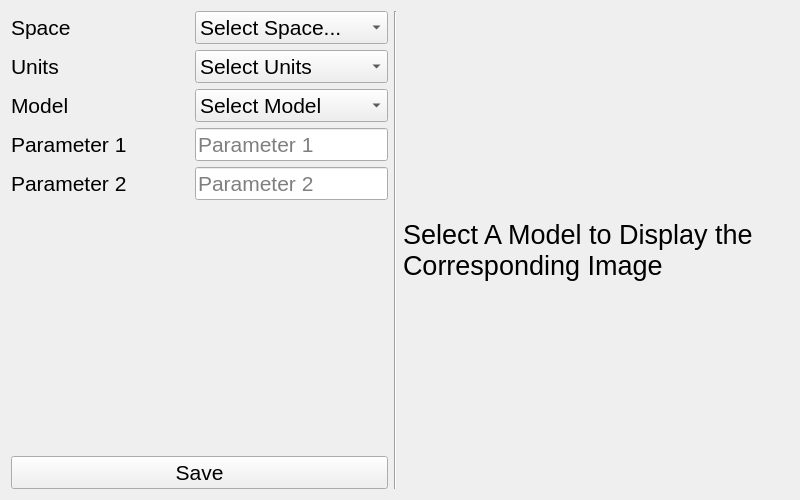
aligoodarz/simpleDialogUsingForms, file widget.ui: the form before one commit.
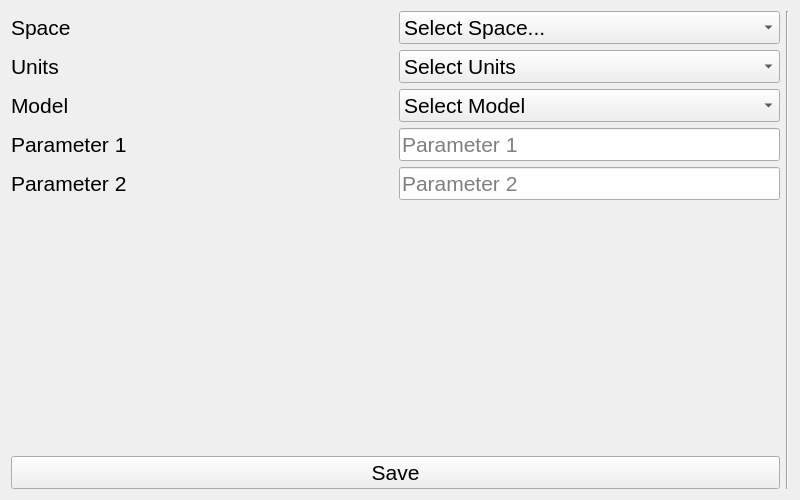
The form after the commit.

Commit message:
Added Scene and View
Added scene and view to the horizontal layout to be displayed

The edit to the form file:
```diff
--- a/widget.ui
+++ b/widget.ui
@@ -246,30 +246,6 @@
      </item>
     </layout>
    </item>
-   <item>
-    <widget class="QLabel" name="orientationPictureLabel">
-     <property name="sizePolicy">
-      <sizepolicy hsizetype="Expanding" vsizetype="Preferred">
-       <horstretch>0</horstretch>
-       <verstretch>0</verstretch>
-      </sizepolicy>
-     </property>
-     <property name="font">
-      <font>
-       <pointsize>20</pointsize>
-      </font>
-     </property>
-     <property name="styleSheet">
-      <string notr="true"/>
-     </property>
-     <property name="text">
-      <string>Select A Model to Display the Corresponding Image</string>
-     </property>
-     <property name="wordWrap">
-      <bool>true</bool>
-     </property>
-    </widget>
-   </item>
   </layout>
  </widget>
  <resources/>
```
The commit also changes 1 other file.
